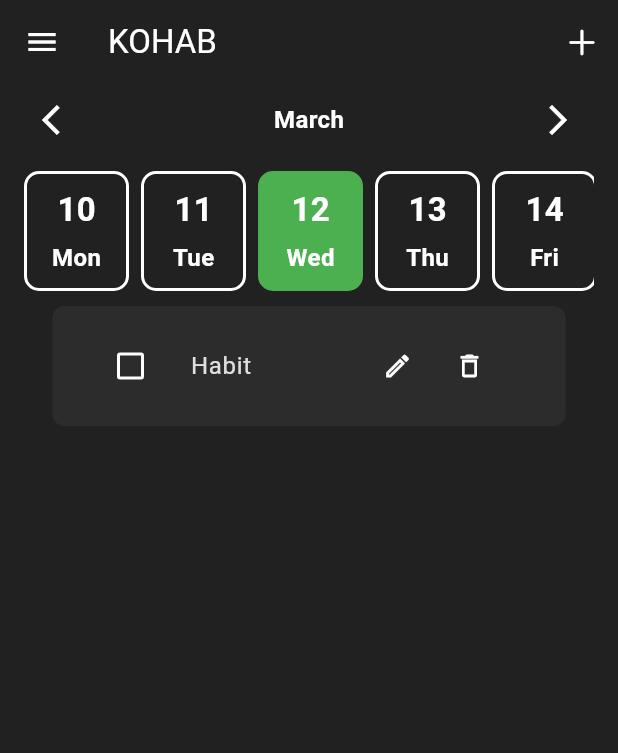
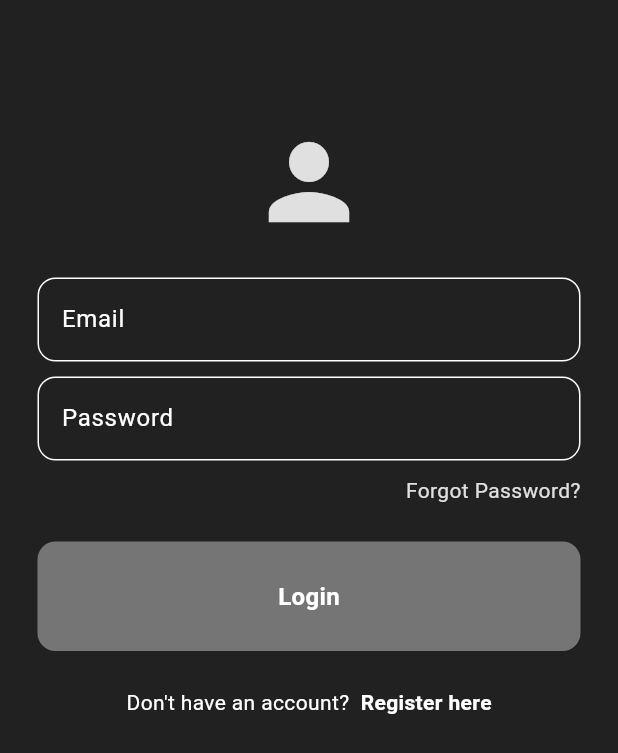
Before and after one commit to allanbastian/kohab, a Flutter app: the screen it shows after launch, on a phone screen of 412 x 824 dp. Shown: the top 753 px of the screen. Run offline on Flutter 3.47's test engine with Material 3 defaults, Android fonts, the phone set to English and light mode, and no system bars; our stand-ins replace flutter_heatmap_calendar, isar; accounts and stored records are empty; generated files the repository leaves out were written again.

Commit message:
feat: added basic login and signup UI

```diff
--- /dev/null
+++ b/lib/components/my_button.dart
@@ -0,0 +1,38 @@
+import 'package:flutter/material.dart';
+
+class MyButton extends StatelessWidget {
+  final String text;
+  final void Function()? onTap;
+  final double? width;
+
+  const MyButton({
+    super.key,
+    required this.text,
+    required this.onTap,
+    this.width,
+  });
+
+  @override
+  Widget build(BuildContext context) {
+    return GestureDetector(
+      onTap: onTap,
+      child: Container(
+        width: width ?? double.infinity,
+        decoration: BoxDecoration(
+          color: Theme.of(context).colorScheme.primary,
+          borderRadius: BorderRadius.circular(12),
+        ),
+        padding: const EdgeInsets.all(25),
+        child: Center(
+          child: Text(
+            text,
+            style: const TextStyle(
+              fontSize: 16,
+              fontWeight: FontWeight.bold,
+            ),
+          ),
+        ),
+      ),
+    );
+  }
+}
--- /dev/null
+++ b/lib/components/my_text_form_field.dart
@@ -0,0 +1,28 @@
+import 'package:flutter/material.dart';
+
+class MyTextFormField extends StatelessWidget {
+  final String hintText;
+  final bool obscureText;
+  final TextEditingController controller;
+
+  const MyTextFormField({
+    super.key,
+    required this.hintText,
+    required this.obscureText,
+    required this.controller,
+  });
+
+  @override
+  Widget build(BuildContext context) {
+    return TextFormField(
+      controller: controller,
+      obscureText: obscureText,
+      decoration: InputDecoration(
+        border: OutlineInputBorder(
+          borderRadius: BorderRadius.circular(12),
+        ),
+        hintText: hintText,
+      ),
+    );
+  }
+}
--- a/lib/main.dart
+++ b/lib/main.dart
@@ -1,6 +1,6 @@
 import 'package:flutter/material.dart';
 import 'package:kohab/database/habit_database.dart';
-import 'package:kohab/pages/home_page.dart';
+import 'package:kohab/pages/login_page.dart';
 import 'package:kohab/theme/theme_provider.dart';
 import 'package:provider/provider.dart';
 
@@ -28,7 +28,8 @@
     return MaterialApp(
       debugShowCheckedModeBanner: false,
       theme: Provider.of<ThemeProvider>(context).themeData,
-      home: const HomePage(),
+      // home: const HomePage(),
+      home: const LoginPage(),
     );
   }
 }
--- /dev/null
+++ b/lib/pages/login_page.dart
@@ -0,0 +1,97 @@
+import 'package:flutter/material.dart';
+import 'package:kohab/components/my_button.dart';
+import 'package:kohab/components/my_text_form_field.dart';
+import 'package:kohab/pages/signup_page.dart';
+
+class LoginPage extends StatefulWidget {
+  static route() => MaterialPageRoute(builder: (context) => const LoginPage());
+
+  const LoginPage({super.key});
+
+  @override
+  State<LoginPage> createState() => _LoginPageState();
+}
+
+class _LoginPageState extends State<LoginPage> {
+  late TextEditingController _emailController, _passwordController;
+
+  @override
+  void initState() {
+    super.initState();
+    _emailController = TextEditingController();
+    _passwordController = TextEditingController();
+  }
+
+  @override
+  void dispose() {
+    _emailController.dispose();
+    _passwordController.dispose();
+    super.dispose();
+  }
+
+  login() {}
+
+  @override
+  Widget build(BuildContext context) {
+    return Scaffold(
+      appBar: AppBar(elevation: 0, backgroundColor: Colors.transparent),
+      backgroundColor: Theme.of(context).colorScheme.surface,
+      body: Center(
+        child: Padding(
+          padding: const EdgeInsets.all(25),
+          child: Column(
+            children: [
+              //TODO: replace with app logo
+              Icon(
+                Icons.person,
+                size: 80,
+                color: Theme.of(context).colorScheme.inversePrimary,
+              ),
+              const SizedBox(height: 24),
+              MyTextFormField(
+                hintText: 'Email',
+                obscureText: false,
+                controller: _emailController,
+              ),
+              const SizedBox(height: 10),
+              MyTextFormField(
+                hintText: 'Password',
+                obscureText: true,
+                controller: _passwordController,
+              ),
+              const SizedBox(height: 10),
+              Row(
+                mainAxisAlignment: MainAxisAlignment.end,
+                children: [
+                  GestureDetector(
+                    onTap: () {},
+                    child: Text(
+                      'Forgot Password?',
+                      style: TextStyle(color: Theme.of(context).colorScheme.inversePrimary),
+                    ),
+                  ),
+                ],
+              ),
+              const SizedBox(height: 24),
+              MyButton(
+                text: 'Login',
+                onTap: login,
+              ),
+              const SizedBox(height: 24),
+              Row(
+                mainAxisAlignment: MainAxisAlignment.center,
+                children: [
+                  const Text('Don\'t have an account? '),
+                  GestureDetector(
+                    onTap: () => Navigator.push(context, SignupPage.route()),
+                    child: const Text(' Register here', style: TextStyle(fontWeight: FontWeight.bold)),
+                  ),
+                ],
+              ),
+            ],
+          ),
+        ),
+      ),
+    );
+  }
+}
```
Also changed, not shown: lib/pages/signup_page.dart (added, +87 -0 lines).
